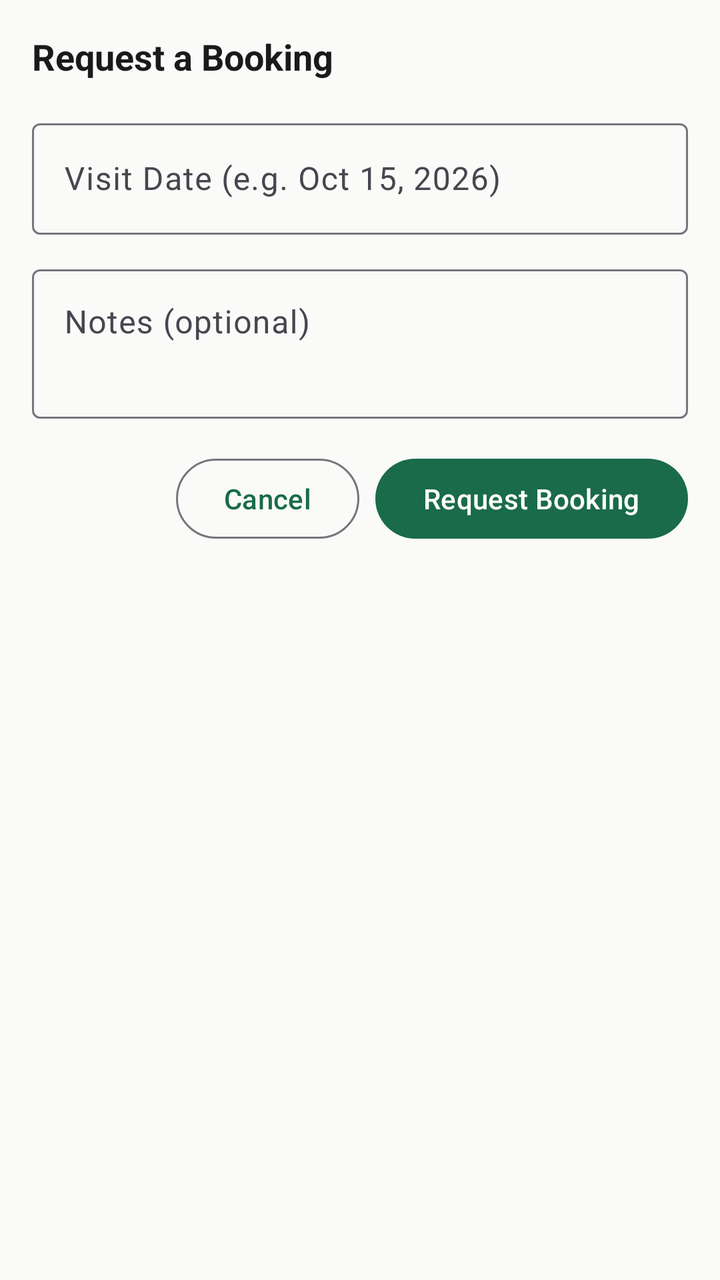
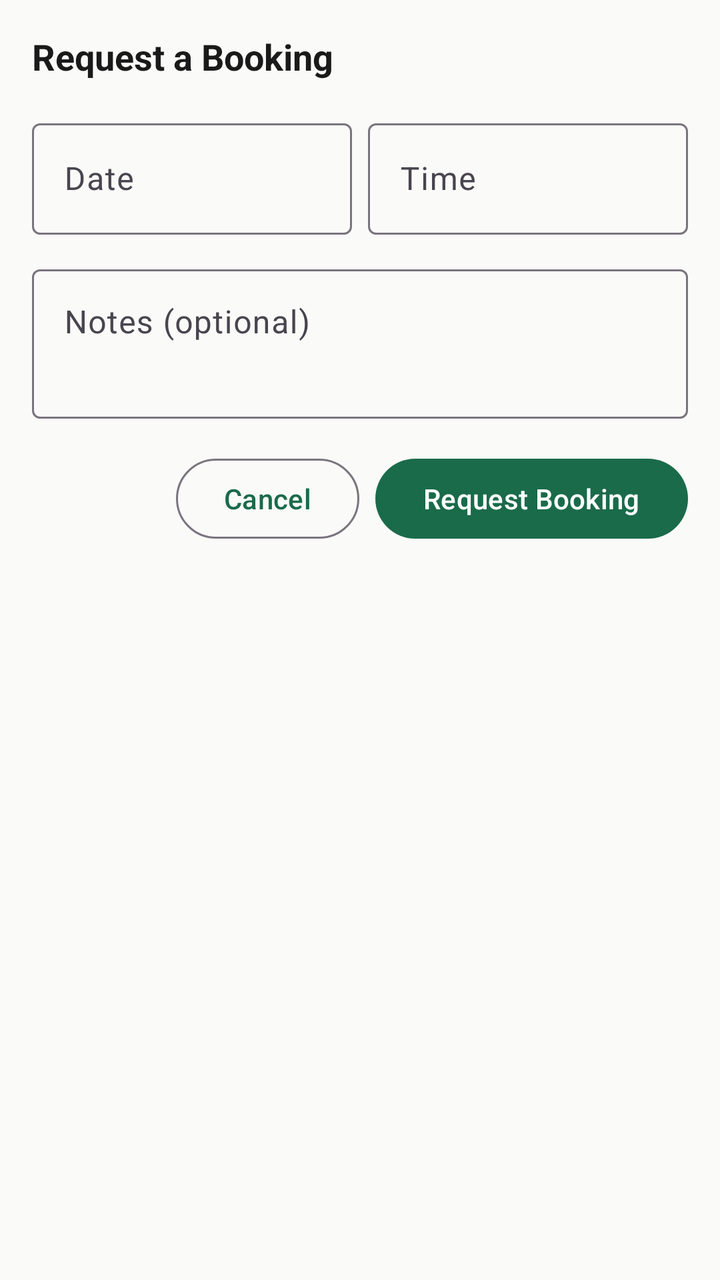

Screens rendered from an Android XML layout before and after an edit, with the pre-edit source and the edit as a unified diff.
<!-- AndroidManifest.xml: application theme Theme.KapwaDVO -->
<!-- res/layout/dialog_booking.xml -->
<?xml version="1.0" encoding="utf-8"?>
<androidx.constraintlayout.widget.ConstraintLayout xmlns:android="http://schemas.android.com/apk/res/android"
    xmlns:app="http://schemas.android.com/apk/res-auto"
    android:layout_width="match_parent"
    android:layout_height="wrap_content"
    android:padding="16dp">

    <TextView
        android:id="@+id/tvTitle"
        android:layout_width="0dp"
        android:layout_height="wrap_content"
        android:text="@string/booking_title"
        android:textSize="18sp"
        android:textStyle="bold"
        android:textColor="@color/text_primary"
        android:layout_marginBottom="16dp"
        app:layout_constraintTop_toTopOf="parent"
        app:layout_constraintStart_toStartOf="parent"
        app:layout_constraintEnd_toEndOf="parent" />

    <com.google.android.material.textfield.TextInputLayout
        android:id="@+id/tilDate"
        android:layout_width="0dp"
        android:layout_height="wrap_content"
        android:hint="@string/booking_date_hint"
        android:layout_marginTop="16dp"
        style="@style/Widget.Material3.TextInputLayout.OutlinedBox"
        app:layout_constraintTop_toBottomOf="@id/tvTitle"
        app:layout_constraintStart_toStartOf="parent"
        app:layout_constraintEnd_toEndOf="parent">
        <com.google.android.material.textfield.TextInputEditText
            android:id="@+id/etDate"
            android:layout_width="match_parent"
            android:layout_height="wrap_content"
            android:inputType="text" />
    </com.google.android.material.textfield.TextInputLayout>

    <com.google.android.material.textfield.TextInputLayout
        android:id="@+id/tilNotes"
        android:layout_width="0dp"
        android:layout_height="wrap_content"
        android:hint="@string/booking_notes_hint"
        android:layout_marginTop="12dp"
        style="@style/Widget.Material3.TextInputLayout.OutlinedBox"
        app:layout_constraintTop_toBottomOf="@id/tilDate"
        app:layout_constraintStart_toStartOf="parent"
        app:layout_constraintEnd_toEndOf="parent">
        <com.google.android.material.textfield.TextInputEditText
            android:id="@+id/etNotes"
            android:layout_width="match_parent"
            android:layout_height="wrap_content"
            android:inputType="textMultiLine"
            android:minLines="2"
            android:gravity="top" />
    </com.google.android.material.textfield.TextInputLayout>

    <androidx.constraintlayout.widget.ConstraintLayout
        android:id="@+id/layoutActions"
        android:layout_width="0dp"
        android:layout_height="wrap_content"
        android:layout_marginTop="16dp"
        app:layout_constraintTop_toBottomOf="@id/tilNotes"
        app:layout_constraintStart_toStartOf="parent"
        app:layout_constraintEnd_toEndOf="parent">

        <com.google.android.material.button.MaterialButton
            android:id="@+id/btnCancel"
            android:layout_width="wrap_content"
            android:layout_height="wrap_content"
            android:text="@string/cancel"
            android:layout_marginEnd="8dp"
            style="@style/Widget.Material3.Button.OutlinedButton"
            app:layout_constraintTop_toTopOf="parent"
            app:layout_constraintEnd_toStartOf="@id/btnConfirm" />

        <com.google.android.material.button.MaterialButton
            android:id="@+id/btnConfirm"
            android:layout_width="wrap_content"
            android:layout_height="wrap_content"
            android:text="@string/confirm_booking"
            app:layout_constraintTop_toTopOf="parent"
            app:layout_constraintEnd_toEndOf="parent" />

    </androidx.constraintlayout.widget.ConstraintLayout>

</androidx.constraintlayout.widget.ConstraintLayout>
<!-- resources referenced by this layout -->
<resources>
  <color name="text_primary">#1A1A1A</color>
  <string name="booking_date_hint">Visit Date (e.g. Oct 15, 2026)</string>
  <string name="booking_notes_hint">Notes (optional)</string>
  <string name="booking_title">Request a Booking</string>
  <string name="cancel">Cancel</string>
  <string name="confirm_booking">Request Booking</string>
  <style name="Theme.KapwaDVO" parent="Base.Theme.KapwaDVO">
          <item name="android:windowLightStatusBar">true</item>
      </style>
  <style name="Base.Theme.KapwaDVO" parent="Theme.Material3.Light.NoActionBar">
          <item name="colorPrimary">@color/primary</item>
          <item name="colorPrimaryDark">@color/primary_dark</item>
          <item name="colorAccent">@color/accent</item>
          <item name="android:colorBackground">@color/background</item>
          <item name="colorSurface">@color/surface</item>
          <item name="colorOnPrimary">@color/white</item>
          <item name="android:statusBarColor">@color/primary</item>
          <item name="android:navigationBarColor">@color/surface</item>
      </style>
  <color name="primary">#1A6B4A</color>
  <color name="primary_dark">#0F4530</color>
  <color name="accent">#F4A724</color>
  <color name="background">#FAFAF8</color>
  <color name="surface">#FFFFFF</color>
  <color name="white">#FFFFFF</color>
</resources>

<!-- the commit's change to res/layout/dialog_booking.xml (unified diff, before → after) -->
@@ -18,22 +18,53 @@
         app:layout_constraintStart_toStartOf="parent"
         app:layout_constraintEnd_toEndOf="parent" />
 
-    <com.google.android.material.textfield.TextInputLayout
-        android:id="@+id/tilDate"
+    <androidx.constraintlayout.widget.ConstraintLayout
+        android:id="@+id/layoutDateTime"
         android:layout_width="0dp"
         android:layout_height="wrap_content"
-        android:hint="@string/booking_date_hint"
         android:layout_marginTop="16dp"
-        style="@style/Widget.Material3.TextInputLayout.OutlinedBox"
         app:layout_constraintTop_toBottomOf="@id/tvTitle"
         app:layout_constraintStart_toStartOf="parent"
         app:layout_constraintEnd_toEndOf="parent">
-        <com.google.android.material.textfield.TextInputEditText
-            android:id="@+id/etDate"
-            android:layout_width="match_parent"
+
+        <com.google.android.material.textfield.TextInputLayout
+            android:id="@+id/tilDate"
+            android:layout_width="0dp"
             android:layout_height="wrap_content"
-            android:inputType="text" />
-    </com.google.android.material.textfield.TextInputLayout>
+            android:hint="Date"
+            android:layout_marginEnd="8dp"
+            style="@style/Widget.Material3.TextInputLayout.OutlinedBox"
+            app:layout_constraintTop_toTopOf="parent"
+            app:layout_constraintStart_toStartOf="parent"
+            app:layout_constraintEnd_toStartOf="@id/tilTime">
+            <com.google.android.material.textfield.TextInputEditText
+                android:id="@+id/etDate"
+                android:layout_width="match_parent"
+                android:layout_height="wrap_content"
+                android:focusable="false"
+                android:cursorVisible="false"
+                android:inputType="none" />
+        </com.google.android.material.textfield.TextInputLayout>
+
+        <com.google.android.material.textfield.TextInputLayout
+            android:id="@+id/tilTime"
+            android:layout_width="0dp"
+            android:layout_height="wrap_content"
+            android:hint="Time"
+            style="@style/Widget.Material3.TextInputLayout.OutlinedBox"
+            app:layout_constraintTop_toTopOf="parent"
+            app:layout_constraintStart_toEndOf="@id/tilDate"
+            app:layout_constraintEnd_toEndOf="parent">
+            <com.google.android.material.textfield.TextInputEditText
+                android:id="@+id/etTime"
+                android:layout_width="match_parent"
+                android:layout_height="wrap_content"
+                android:focusable="false"
+                android:cursorVisible="false"
+                android:inputType="none" />
+        </com.google.android.material.textfield.TextInputLayout>
+
+    </androidx.constraintlayout.widget.ConstraintLayout>
 
     <com.google.android.material.textfield.TextInputLayout
         android:id="@+id/tilNotes"
@@ -42,7 +73,7 @@
         android:hint="@string/booking_notes_hint"
         android:layout_marginTop="12dp"
         style="@style/Widget.Material3.TextInputLayout.OutlinedBox"
-        app:layout_constraintTop_toBottomOf="@id/tilDate"
+        app:layout_constraintTop_toBottomOf="@id/layoutDateTime"
         app:layout_constraintStart_toStartOf="parent"
         app:layout_constraintEnd_toEndOf="parent">
         <com.google.android.material.textfield.TextInputEditText
<!-- resource entries referenced after the edit -->
@@ -1,7 +1,6 @@
 <!-- resources referenced by this layout -->
 <resources>
   <color name="text_primary">#1A1A1A</color>
-  <string name="booking_date_hint">Visit Date (e.g. Oct 15, 2026)</string>
   <string name="booking_notes_hint">Notes (optional)</string>
   <string name="booking_title">Request a Booking</string>
   <string name="cancel">Cancel</string>
